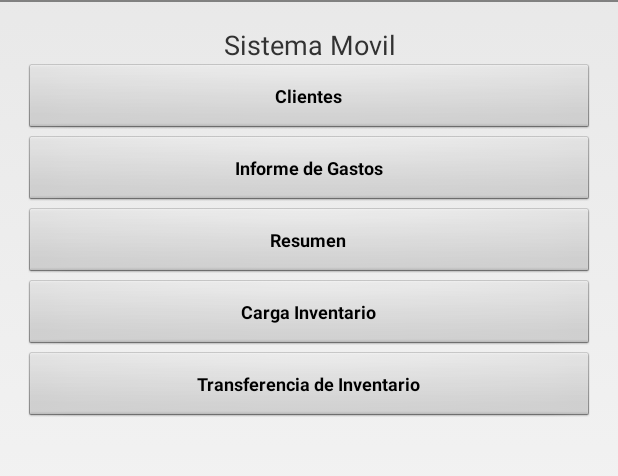
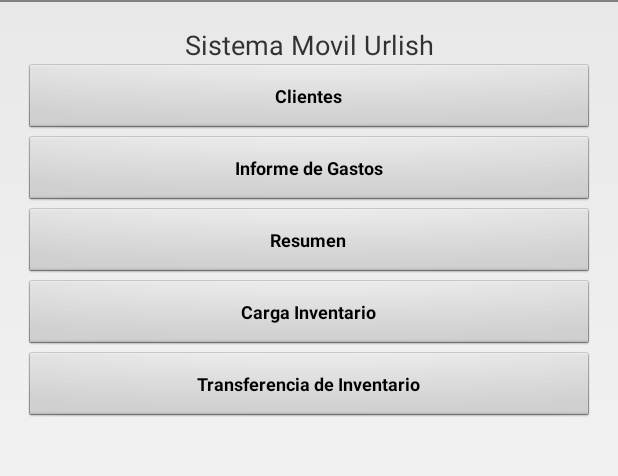
Before and after one commit to consultorasystemstrategy/Union, an Android app: the screen it shows after launch (VMovil_Evento_Indice), on a phone screen of 412 x 824 dp, the part 36-512 px from its top. Run offline under Robolectric (Android 15) with nearby library versions, the phone set to English and light mode, and no system bars.

Commit message:
cambios de urlish

```diff
--- a/app/src/main/res/layout/princ_evento_indice.xml
+++ b/app/src/main/res/layout/princ_evento_indice.xml
@@ -11,7 +11,7 @@
     <TextView
         android:layout_width="match_parent"
         android:layout_height="wrap_content"
-        android:text="Sistema Movil"
+        android:text="Sistema Movil Urlish"
         android:id="@+id/VEI_TVWtitulo"
         android:layout_alignParentTop="true"
         android:layout_centerHorizontal="true"
```
